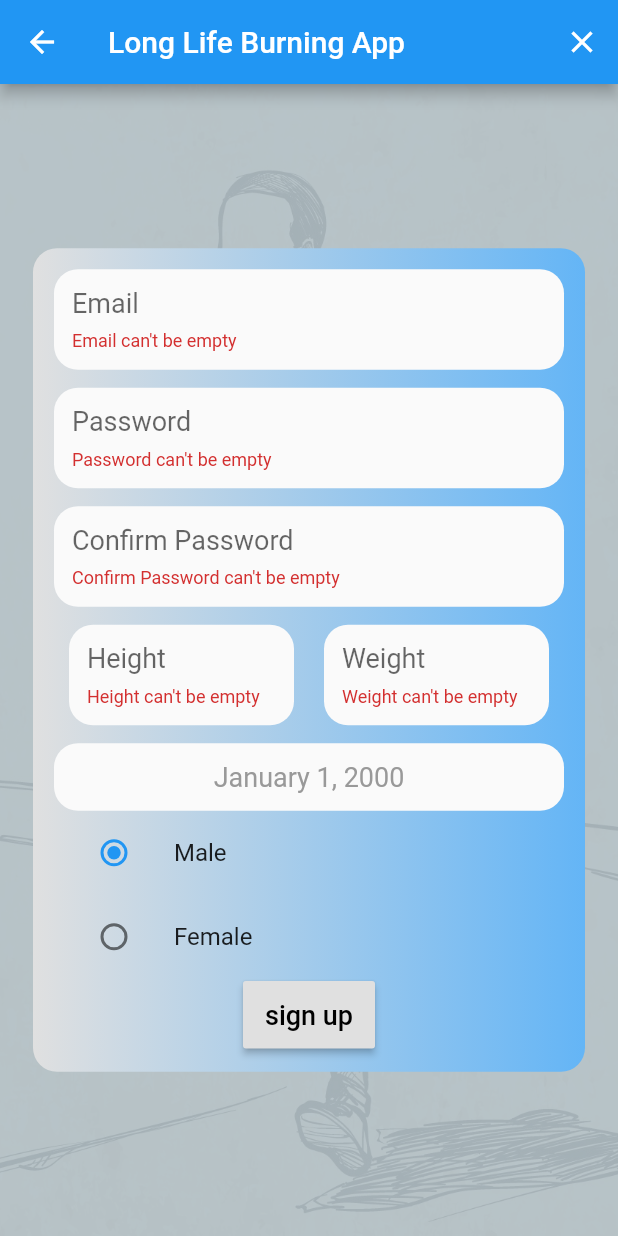
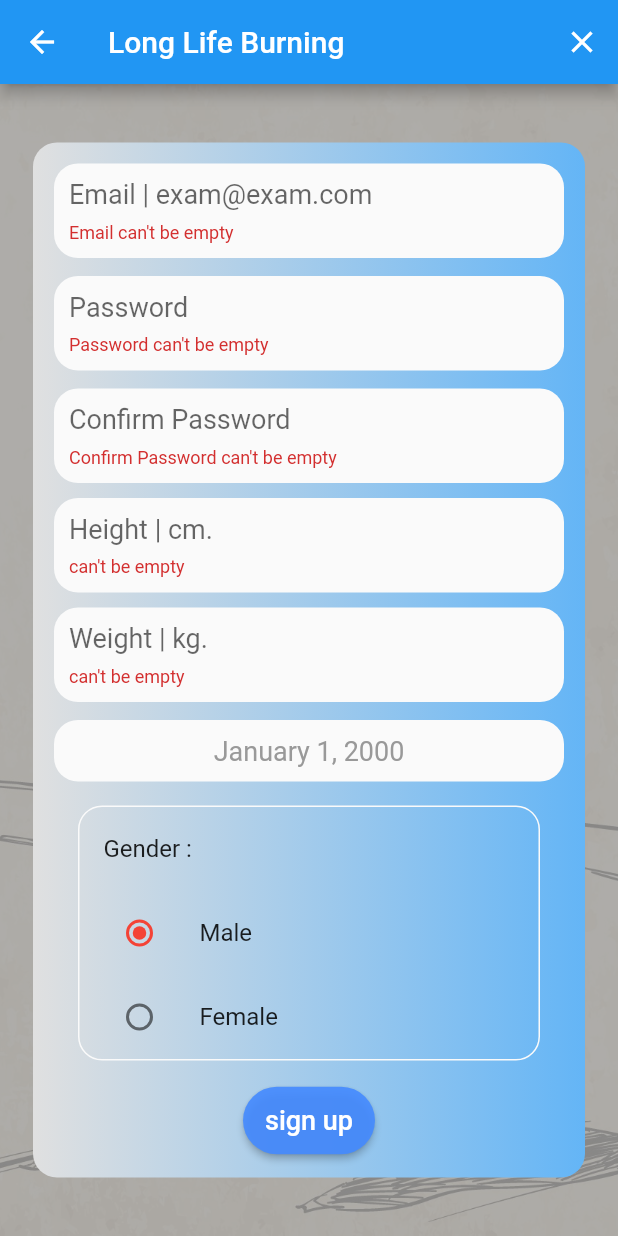
Before and after one commit to somkiat-punnok/long-life-burning, a Flutter app: the SignUpPage screen opened directly, after a tap on "sign up", on a phone screen of 412 x 824 dp. Run offline on Flutter 3.47's test engine with Material 2 defaults, Android fonts, the phone set to English and light mode, and no system bars; our stand-ins replace cached_network_image, cloud_firestore, firebase_auth, flutter_local_notifications, flutter_map, latlong and 3 more; missing offline and left inert: fit_kit, pedantic; accounts and stored records are empty; network calls fail.

Commit message:
update signup valiedate email,password. update statistics page.

```diff
--- a/lib/screen/login/signup.dart
+++ b/lib/screen/login/signup.dart
@@ -3,10 +3,8 @@ part of login;
 enum SingingCharacter { male, female }
 SingingCharacter _character = SingingCharacter.male;
 
-
 @immutable
 class SignUpPage extends StatefulWidget {
-
   final VoidCallback signin;
 
   SignUpPage({
@@ -23,7 +21,6 @@ class Reply {
   final String replyHeight;
   final String replyWight;
 
-
   String getName() {
     return replyHeight;
   }
@@ -31,13 +28,12 @@ class Reply {
   String getText() {
     return replyWight;
   }
-
 }
 
 class _SignUpPageState extends State<SignUpPage> {
-
   DateTime date = DateTime(2000, 1, 1);
   GlobalKey<FormState> fromKey;
+  GlobalKey<ScaffoldState> scaffoldKey;
   TextEditingController emailController;
   TextEditingController passwordController;
   TextEditingController confirmController;
@@ -51,18 +47,22 @@ class _SignUpPageState extends State<SignUpPage> {
   void initState() {
     super.initState();
     fromKey = GlobalKey<FormState>();
+    scaffoldKey = GlobalKey<ScaffoldState>();
     emailController = TextEditingController();
     passwordController = TextEditingController();
     confirmController = TextEditingController();
     heightController = TextEditingController();
     weightController = TextEditingController();
-    genderController= TextEditingController();
+    genderController = TextEditingController();
   }
 
   @override
   void dispose() {
     if (fromKey.currentState != null) {
       fromKey.currentState.dispose();
+    }
+    if (scaffoldKey.currentState != null) {
+      scaffoldKey.currentState.dispose();
     }
     emailController.dispose();
     passwordController.dispose();
@@ -73,12 +73,12 @@ class _SignUpPageState extends State<SignUpPage> {
     super.dispose();
   }
 
-  bool validateAndSave(){
+  bool validateAndSave() {
     final form = fromKey.currentState;
-    if (form.validate()){
+    if (form.validate()) {
       form.save();
       return true;
-    }else {
+    } else {
       return false;
     }
   }
@@ -92,13 +92,16 @@ class _SignUpPageState extends State<SignUpPage> {
         String gender;
         num height = num.parse(heightController.text.trim());
         num weight = num.parse(weightController.text.trim());
-        if(_character == SingingCharacter.male ){
+        if (_character == SingingCharacter.male) {
           gender = 'male';
-        }else if (_character == SingingCharacter.female){
+        } else if (_character == SingingCharacter.female) {
           gender = 'female';
         }
+
         if (password == confirmPassword && password.length >= 8) {
-          await UserOptions.auth.createUserWithEmailAndPassword(email: email, password: password).then((result) async {
+          await UserOptions.auth
+              .createUserWithEmailAndPassword(email: email, password: password)
+              .then((result) async {
             if (result != null && result.user != null) {
               await db.collection('users').add({
                 'uid': result.user.uid,
@@ -106,13 +109,20 @@ class _SignUpPageState extends State<SignUpPage> {
                 'height': height,
                 'weight': weight,
                 'dateOfBirth': date,
-                'gender' : gender,
+                'gender': gender,
               }).then((ref) => print("$ref"));
               widget.signin();
             }
           });
         } else {
-          print("Password and Confirm-password is not match.");
+          scaffoldKey.currentState.showSnackBar(SnackBar(
+            content: Text(
+                'Password and Confirm-password is not match. or Password too short.',
+                style: TextStyle(color: Colors.white)),
+            backgroundColor: Colors.red,
+          ));
+          print(
+              "Password and Confirm-password is not match. or Password too short.");
         }
       } catch (e) {
         print('Error : $e');
@@ -120,15 +130,13 @@ class _SignUpPageState extends State<SignUpPage> {
     }
   }
 
-
   @override
   Widget build(BuildContext context) {
     return Scaffold(
-      resizeToAvoidBottomPadding: false,
-      resizeToAvoidBottomInset: false,
+      key: scaffoldKey,
       appBar: AppBar(
         title: Text(
-          "Long Life Burning App",
+          "Long Life Burning",
           style: TextStyle(
             color: Colors.white,
           ),
@@ -137,20 +145,19 @@ class _SignUpPageState extends State<SignUpPage> {
           IconButton(
             icon: Icon(Icons.clear),
             color: Colors.white,
-            onPressed: () => Navigator.of(context).pushReplacement(
-              MaterialPageRoute(
+            onPressed: () =>
+                Navigator.of(context).pushReplacement(MaterialPageRoute(
               builder: (BuildContext context) => Index(),
-              )
-            ),
+            )),
           ),
         ],
       ),
       body: Container(
           decoration: BoxDecoration(
-          color: Colors.blueGrey[200],
+            color: Colors.black38,
             image: DecorationImage(
               colorFilter: ColorFilter.mode(
-            Colors.black.withOpacity(0.1),
+                Colors.black.withOpacity(0.2),
                 BlendMode.dstATop,
               ),
               image: AssetImage(SIGNINIMAGE),
@@ -158,6 +165,7 @@ class _SignUpPageState extends State<SignUpPage> {
             ),
           ),
           child: Center(
+            child: SingleChildScrollView(
               child: Container(
                 decoration: BoxDecoration(
                   borderRadius: BorderRadius.circular(16),
@@ -179,44 +187,51 @@ class _SignUpPageState extends State<SignUpPage> {
                       buildTextFieldEmail(),
                       buildTextFieldPassword(),
                       buildTextFieldConfirmPassword(),
-                  Center(
-                    child: Row(
-                      mainAxisAlignment: MainAxisAlignment.spaceAround,
-                      mainAxisSize: MainAxisSize.max,
-                      children: <Widget>[
                       buildTextFieldHeight(),
                       buildTextFieldWeight(),
-                      ],
+                      buildTextFieldBirth(),
+                      Container(
+                        margin: EdgeInsets.all(16.0),
+                        decoration: BoxDecoration(
+                          borderRadius: BorderRadius.circular(16),
+                          border: Border.all(
+                            color: Colors.grey[50],
                           ),
                         ),
-                  buildTextFieldBirth(),
-
+                        child: Column(
+                          children: <Widget>[
+                            ListTile(
+                              title: Text('Gender :'),
+                            ),
                             ListTile(
                               title: Text(
                                 'Male',
                               ),
                               leading: Radio(
+                                  activeColor: Colors.red,
                                   value: SingingCharacter.male,
                                   groupValue: _character,
                                   onChanged: (SingingCharacter value) {
                                     setState(() {
                                       _character = value;
                                     });
-                      }
-                    ),
+                                  }),
                             ),
                             ListTile(
                               title: Text(
                                 'Female',
                               ),
                               leading: Radio(
+                                  activeColor: Colors.pink,
                                   value: SingingCharacter.female,
                                   groupValue: _character,
-                      onChanged: (SingingCharacter value){
+                                  onChanged: (SingingCharacter value) {
                                     setState(() {
                                       _character = value;
                                     });
-                      }
+                                  }),
+                            ),
+                          ],
                         ),
                       ),
                       buildButtonSignup(),
@@ -225,27 +240,28 @@ class _SignUpPageState extends State<SignUpPage> {
                 ),
               ),
             ),
-      ),
+          )),
     );
   }
 
   Container buildTextFieldEmail() {
     return Container(
-        padding: EdgeInsets.all(12),
+        padding: EdgeInsets.all(10),
         decoration: BoxDecoration(
             color: Colors.grey[50], borderRadius: BorderRadius.circular(16)),
         child: TextFormField(
             controller: emailController,
-            decoration: InputDecoration.collapsed(hintText: "Email"),
-            validator: (value) => value.isEmpty ? 'Email can\'t be empty' : null,
-            style: TextStyle(fontSize: 18)
-              )
-            );
+            keyboardType: TextInputType.emailAddress,
+            decoration:
+                InputDecoration.collapsed(hintText: "Email | exam@exam.com"),
+            validator: emailValidator,
+            // validator: (value) => !value.contains('@') ? 'Not a valid email.' :null,
+            style: TextStyle(fontSize: 18)));
   }
 
   Widget buildTextFieldPassword() {
     return Container(
-      padding: EdgeInsets.all(12),
+      padding: EdgeInsets.all(10),
       margin: EdgeInsets.only(top: 12),
       decoration: BoxDecoration(
         color: Colors.grey[50],
@@ -265,7 +281,7 @@ class _SignUpPageState extends State<SignUpPage> {
 
   Widget buildTextFieldConfirmPassword() {
     return Container(
-      padding: EdgeInsets.all(12),
+        padding: EdgeInsets.all(10),
         margin: EdgeInsets.only(top: 12),
         decoration: BoxDecoration(
           color: Colors.grey[50],
@@ -275,19 +291,18 @@ class _SignUpPageState extends State<SignUpPage> {
           controller: confirmController,
           obscureText: true,
           decoration: InputDecoration.collapsed(hintText: "Confirm Password"),
-        validator: (value) => value.isEmpty ? 'Confirm Password can\'t be empty' : null,
+          validator: (value) =>
+              value.isEmpty ? 'Confirm Password can\'t be empty' : null,
           style: TextStyle(
             fontSize: 18,
           ),
-      )
-    );
+        ));
   }
 
   Widget buildTextFieldHeight() {
     return Container(
-      width: 150,
-      padding: EdgeInsets.all(12),
-      margin: EdgeInsets.only(top: 12),
+        padding: EdgeInsets.all(10),
+        margin: EdgeInsets.only(top: 10),
         decoration: BoxDecoration(
           color: Colors.grey[50],
           borderRadius: BorderRadius.circular(16),
@@ -295,21 +310,18 @@ Widget buildTextFieldHeight() {
         child: TextFormField(
           keyboardType: TextInputType.number,
           controller: heightController,
-        decoration: InputDecoration.collapsed(hintText: "Height"),
-        validator: (value) => value.isEmpty ? 'Height can\'t be empty' : null,
+          decoration: InputDecoration.collapsed(hintText: "Height | cm."),
+          validator: (value) => value.isEmpty ? 'can\'t be empty' : null,
           style: TextStyle(
             fontSize: 18,
           ),
-      )
-    );
+        ));
   }
-
 
   Widget buildTextFieldWeight() {
     return Container(
-      width: 150,
-      padding: EdgeInsets.all(12),
-      margin: EdgeInsets.only(top: 12),
+        padding: EdgeInsets.all(10),
+        margin: EdgeInsets.only(top: 10),
         decoration: BoxDecoration(
           color: Colors.grey[50],
           borderRadius: BorderRadius.circular(16),
@@ -317,18 +329,17 @@ Widget buildTextFieldHeight() {
         child: TextFormField(
           keyboardType: TextInputType.number,
           controller: weightController,
-        decoration: InputDecoration.collapsed(hintText: "Weight"),
-        validator: (value) => value.isEmpty ? 'Weight can\'t be empty' : null,
+          decoration: InputDecoration.collapsed(hintText: "Weight | kg."),
+          validator: (value) => value.isEmpty ? 'can\'t be empty' : null,
           style: TextStyle(
             fontSize: 18,
           ),
-      )
-    );
+        ));
   }
 
   Widget buildTextFieldBirth() {
     return Container(
-       padding: EdgeInsets.all(12),
+      padding: EdgeInsets.all(10),
       margin: EdgeInsets.only(top: 12),
       decoration: BoxDecoration(
           color: Colors.grey[50], borderRadius: BorderRadius.circular(16)),
@@ -371,15 +382,18 @@ Widget buildTextFieldHeight() {
 
   RaisedButton buildButtonSignup() {
     return RaisedButton(
+        shape:
+            RoundedRectangleBorder(borderRadius: BorderRadius.circular(30.0)),
+        color: Colors.blueAccent.withOpacity(.9),
         child: Text("sign up",
             textAlign: TextAlign.center,
-            style: TextStyle(fontSize: 18, color: Colors.black)),
+            style: TextStyle(fontSize: 18, color: Colors.white)),
         onPressed: () async => await signUp(),
-            padding: EdgeInsets.all(12)
-  );
+        padding: EdgeInsets.all(12));
   }
 
-  Widget _buildBottomPicker(Widget picker, {String title, BuildContext context}) {
+  Widget _buildBottomPicker(Widget picker,
+      {String title, BuildContext context}) {
     return Container(
       height: SizeConfig.setHeight(268.0),
       decoration: BoxDecoration(
@@ -434,7 +448,7 @@ Widget buildTextFieldHeight() {
                 fontSize: 22.0,
               ),
               child: GestureDetector(
-                onTap: () { },
+                onTap: () {},
                 child: SafeArea(
                   child: picker,
                 ),
@@ -445,4 +459,22 @@ Widget buildTextFieldHeight() {
       ),
     );
   }
+
+  String emailValidator(String value) {
+    String pattern =
+        r'^(([^<>()[\]\\.,;:\s@\"]+(\.[^<>()[\]\\.,;:\s@\"]+)*)|(\".+\"))@((\[[0-9]{1,3}\.[0-9]{1,3}\.[0-9]{1,3}\.[0-9]{1,3}\])|(([a-zA-Z\-0-9]+\.)+[a-zA-Z]{2,}))$';
+    RegExp regExp = new RegExp(pattern);
+    if (value.isEmpty) {
+      return 'Email can\'t be empty';
+    } else if (!regExp.hasMatch(value)) {
+      scaffoldKey.currentState.showSnackBar(SnackBar(
+        content: Text('Email do not have strange symbols.',
+            style: TextStyle(color: Colors.white)),
+        backgroundColor: Colors.red,
+      ));
+      return "Invalid Email";
+    } else {
+      return null;
     }
+  }
+}
```
Also changed, not shown: lib/pages/group/group_page.dart (+14 -16 lines), lib/pages/menu/statistic_page.dart (+58 -9 lines), lib/screen/login/home.dart (+6 -6 lines), lib/screen/login/login_screen.dart (+6 -3 lines), lib/screen/login/signin.dart (+10 -7 lines), lib/utils/helper/constants.dart (+11 -5 lines). Lines whose indentation alone changed are shown as unchanged.
